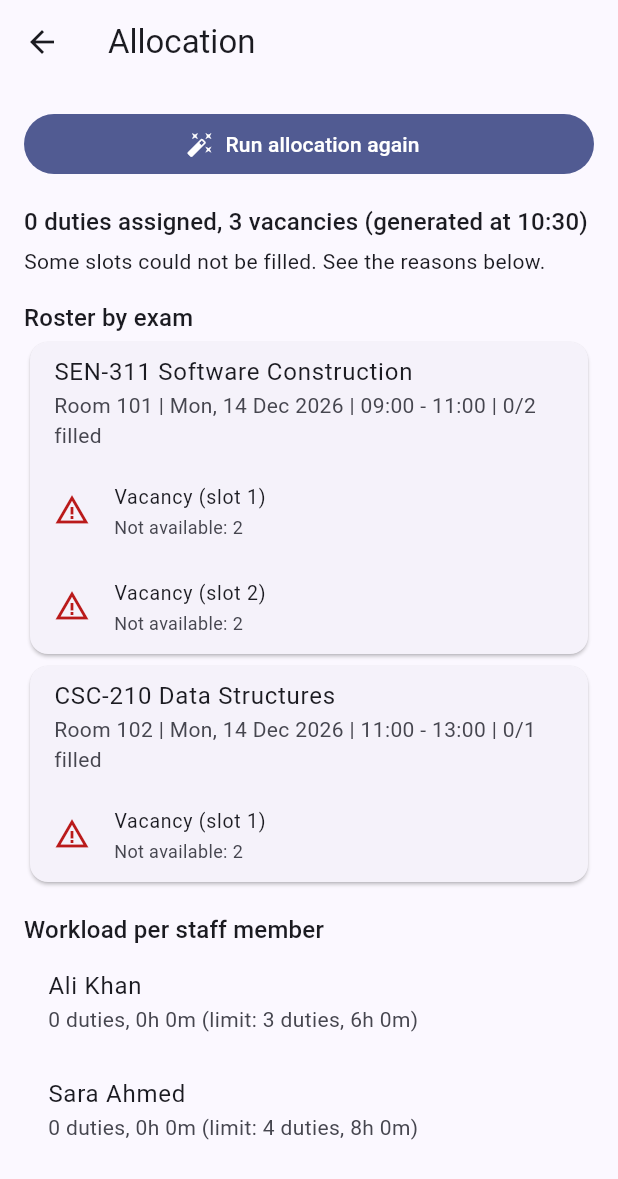
After one commit to nukhbatehreem18/exam-duties-allocation, a Flutter app: the AllocationScreen screen opened by its route, after a tap on "Run allocation", on a phone screen of 412 x 824 dp. The commit adds this screen. Shown: the top 1179 px of the screen. Run offline on Flutter 3.47's test engine with Material 3 defaults, Android fonts, the phone set to English and light mode, and no system bars; our stand-ins replace flutter_riverpod, go_router.

Commit message:
feat: add allocation screen with roster, vacancies and workload

```diff
--- a/lib/core/app_router.dart
+++ b/lib/core/app_router.dart
@@ -10,6 +10,7 @@ import '../features/staff/staff_form_screen.dart';
 import '../features/staff/availability_screen.dart';
 import '../features/exams/exam_list_screen.dart';
 import '../features/exams/exam_form_screen.dart';
+import '../features/allocation/allocation_screen.dart';
 import '../models/user_role.dart';
 
 final routerProvider = Provider<GoRouter>((ref) {
@@ -79,6 +80,10 @@ final routerProvider = Provider<GoRouter>((ref) {
             builder: (_, state) =>
                 ExamFormScreen(examId: state.pathParameters['id']),
           ),
+          GoRoute(
+            path: 'allocation',
+            builder: (_, __) => const AllocationScreen(),
+          ),
         ],
       ),
       GoRoute(path: '/staff', builder: (_, __) => const StaffHome()),
--- /dev/null
+++ b/lib/features/allocation/allocation_controller.dart
@@ -0,0 +1,55 @@
+import 'package:flutter_riverpod/flutter_riverpod.dart';
+import '../../domain/allocation_engine.dart';
+import '../../domain/allocation_result.dart';
+import '../../models/exam_session.dart';
+import '../../models/staff.dart';
+import '../exams/exam_controller.dart';
+import '../staff/staff_controller.dart';
+
+/// One allocation run, together with the data it was made from.
+class AllocationRun {
+  final AllocationResult result;
+  final List<Staff> staff;
+  final List<ExamSession> exams;
+  final DateTime createdAt;
+
+  const AllocationRun({
+    required this.result,
+    required this.staff,
+    required this.exams,
+    required this.createdAt,
+  });
+
+  /// True if staff or exams were changed after this run was made.
+  bool isOutdatedFor(List<Staff> currentStaff, List<ExamSession> currentExams) {
+    return !identical(currentStaff, staff) || !identical(currentExams, exams);
+  }
+}
+
+class AllocationController extends Notifier<AllocationRun?> {
+  @override
+  AllocationRun? build() => null; // no allocation at the start
+
+  /// Runs the allocation. Returns an error message, or null on success.
+  String? run() {
+    final staff = ref.read(staffProvider);
+    final exams = ref.read(examProvider);
+
+    if (exams.isEmpty) return 'Add exam sessions first';
+    if (staff.isEmpty) return 'Add staff members first';
+
+    final result =
+        const AllocationEngine().allocate(staff: staff, sessions: exams);
+    state = AllocationRun(
+      result: result,
+      staff: staff,
+      exams: exams,
+      createdAt: DateTime.now(),
+    );
+    return null;
+  }
+}
+
+final allocationProvider =
+    NotifierProvider<AllocationController, AllocationRun?>(
+        AllocationController.new);
--- /dev/null
+++ b/lib/features/allocation/allocation_screen.dart
@@ -0,0 +1,154 @@
+import 'package:flutter/material.dart';
+import 'package:flutter_riverpod/flutter_riverpod.dart';
+import 'package:intl/intl.dart';
+import '../../core/time_utils.dart';
+import '../../models/exam_session.dart';
+import '../exams/exam_controller.dart';
+import '../staff/staff_controller.dart';
+import 'allocation_controller.dart';
+
+class AllocationScreen extends ConsumerWidget {
+  const AllocationScreen({super.key});
+
+  @override
+  Widget build(BuildContext context, WidgetRef ref) {
+    final run = ref.watch(allocationProvider);
+    final staffNow = ref.watch(staffProvider);
+    final examsNow = ref.watch(examProvider);
+
+    return Scaffold(
+      appBar: AppBar(title: const Text('Allocation')),
+      body: Center(
+        child: ConstrainedBox(
+          constraints: const BoxConstraints(maxWidth: 700),
+          child: ListView(
+            padding: const EdgeInsets.all(16),
+            children: [
+              FilledButton.icon(
+                onPressed: () {
+                  final error = ref.read(allocationProvider.notifier).run();
+                  if (error != null) {
+                    ScaffoldMessenger.of(context)
+                        .showSnackBar(SnackBar(content: Text(error)));
+                  }
+                },
+                icon: const Icon(Icons.auto_fix_high),
+                label: Text(
+                    run == null ? 'Run allocation' : 'Run allocation again'),
+              ),
+              const SizedBox(height: 16),
+              if (run == null)
+                const Text(
+                  'No allocation yet. Press the button to generate a draft '
+                  'roster from the current staff and exam sessions.',
+                )
+              else
+                ..._buildResult(
+                  context,
+                  run,
+                  run.isOutdatedFor(staffNow, examsNow),
+                ),
+            ],
+          ),
+        ),
+      ),
+    );
+  }
+
+  List<Widget> _buildResult(
+      BuildContext context, AllocationRun run, bool outdated) {
+    final dateFmt = DateFormat('EEE, d MMM yyyy');
+    final timeFmt = DateFormat('HH:mm');
+    final result = run.result;
+    final names = {for (final s in run.staff) s.id: s.name};
+    final examById = {for (final e in run.exams) e.id: e};
+    final exams = [...run.exams]..sort((a, b) => a.start.compareTo(b.start));
+    final scheme = Theme.of(context).colorScheme;
+
+    final widgets = <Widget>[];
+
+    // Warning when staff or exams changed after the allocation.
+    if (outdated) {
+      widgets.add(Card(
+        color: scheme.errorContainer,
+        child: ListTile(
+          leading: Icon(Icons.warning_amber, color: scheme.error),
+          title: const Text(
+            'Staff or exam data changed after this allocation. '
+            'Run the allocation again.',
+          ),
+        ),
+      ));
+    }
+
+    // Summary.
+    widgets.add(Text(
+      '${result.duties.length} duties assigned, '
+      '${result.vacancies.length} vacancies '
+      '(generated at ${timeFmt.format(run.createdAt)})',
+      style: Theme.of(context).textTheme.titleMedium,
+    ));
+    widgets.add(const SizedBox(height: 4));
+    widgets.add(Text(result.vacancies.isEmpty
+        ? 'All invigilator slots are filled.'
+        : 'Some slots could not be filled. See the reasons below.'));
+    widgets.add(const SizedBox(height: 16));
+
+    // Roster by exam.
+    widgets.add(Text('Roster by exam',
+        style: Theme.of(context).textTheme.titleMedium));
+    for (final e in exams) {
+      final assigned = result.duties.where((d) => d.examId == e.id).toList();
+      final empty = result.vacancies.where((v) => v.examId == e.id).toList();
+      widgets.add(Card(
+        child: Column(
+          crossAxisAlignment: CrossAxisAlignment.start,
+          children: [
+            ListTile(
+              title: Text(e.course),
+              subtitle: Text(
+                '${e.room} | ${dateFmt.format(e.start)} | '
+                '${timeFmt.format(e.start)} - ${timeFmt.format(e.end)} | '
+                '${assigned.length}/${e.requiredInvigilators} filled',
+              ),
+            ),
+            for (final d in assigned)
+              ListTile(
+                dense: true,
+                leading: const Icon(Icons.person),
+                title: Text(names[d.staffId] ?? d.staffId),
+              ),
+            for (final v in empty)
+              ListTile(
+                dense: true,
+                leading: Icon(Icons.warning_amber, color: scheme.error),
+                title: Text('Vacancy (slot ${v.slotNumber})'),
+                subtitle: Text(v.summary),
+              ),
+          ],
+        ),
+      ));
+    }
+
+    // Workload per staff member.
+    widgets.add(const SizedBox(height: 16));
+    widgets.add(Text('Workload per staff member',
+        style: Theme.of(context).textTheme.titleMedium));
+    final staffSorted = [...run.staff]
+      ..sort((a, b) => a.name.compareTo(b.name));
+    for (final s in staffSorted) {
+      final mine = result.duties.where((d) => d.staffId == s.id).toList();
+      final minutes = mine.fold<int>(
+          0, (sum, d) => sum + (examById[d.examId]?.durationMinutes ?? 0));
+      widgets.add(ListTile(
+        title: Text(s.name),
+        subtitle: Text(
+          '${mine.length} duties, ${formatMinutes(minutes)} '
+          '(limit: ${s.maxDuties} duties, ${formatMinutes(s.maxMinutes)})',
+        ),
+      ));
+    }
+
+    return widgets;
+  }
+}
--- a/lib/features/auth/coordinator_home.dart
+++ b/lib/features/auth/coordinator_home.dart
@@ -36,6 +36,12 @@ class CoordinatorHome extends ConsumerWidget {
               icon: const Icon(Icons.event_note),
               label: const Text('Manage Exam Sessions'),
             ),
+            const SizedBox(height: 12),
+            FilledButton.icon(
+              onPressed: () => context.go('/coordinator/allocation'),
+              icon: const Icon(Icons.auto_fix_high),
+              label: const Text('Allocation'),
+            ),
           ],
         ),
       ),
```
Also changed, not shown: 1 other file.
